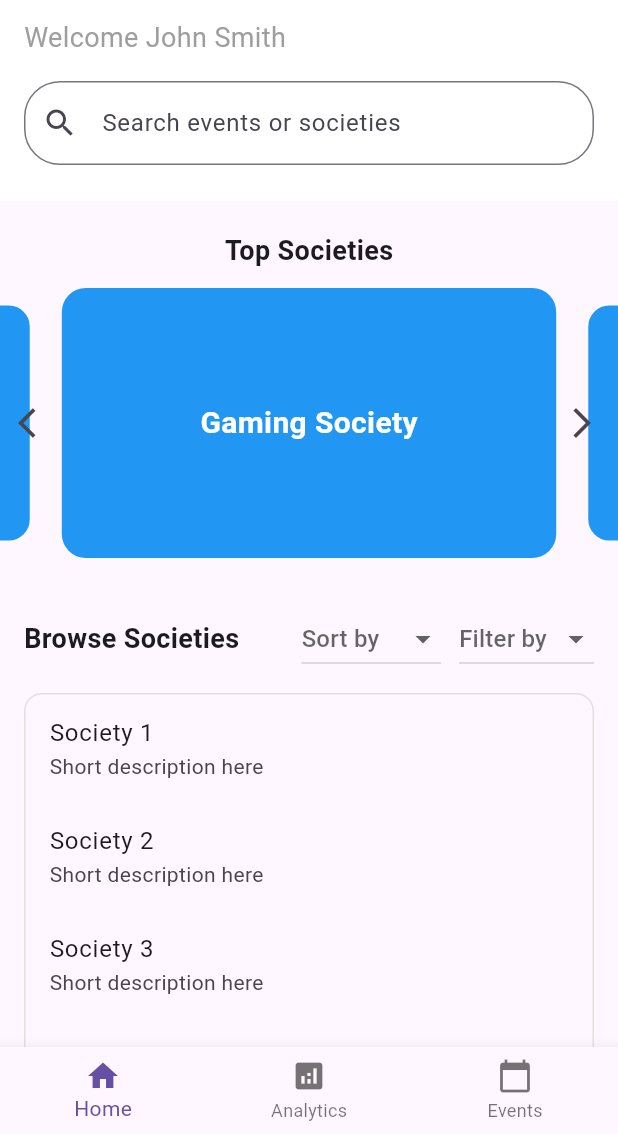
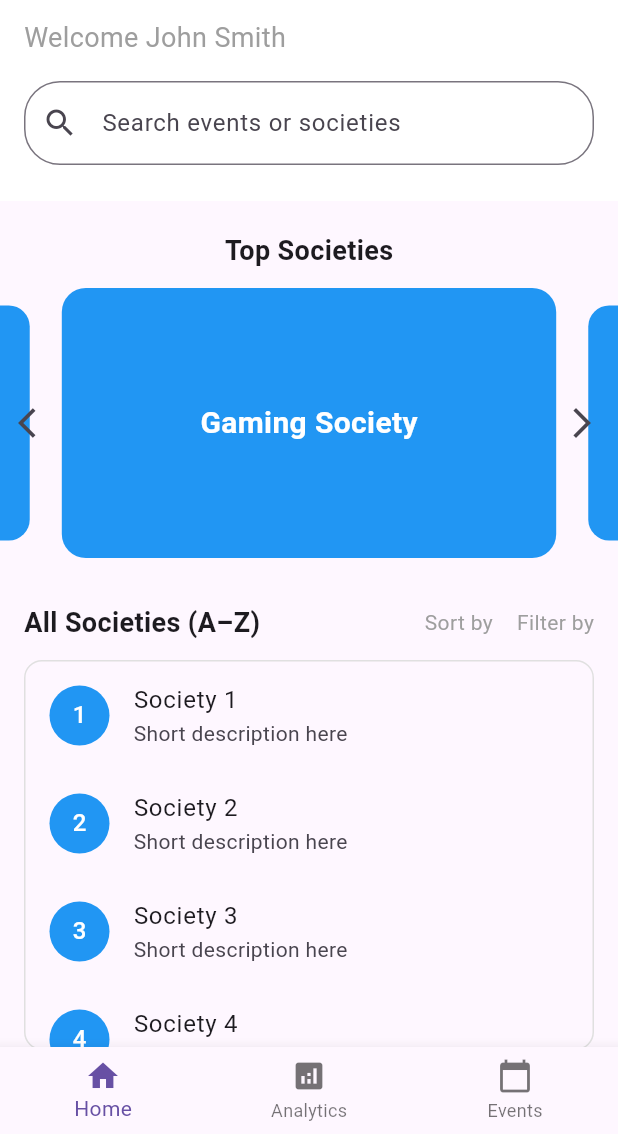
Before and after one commit to SETAP-UniSoc/UNIsoc, a Flutter app: the AdminHomepage screen opened directly, on a phone screen of 412 x 824 dp, the part 102-1236 px from its top. Run offline on Flutter 3.47's test engine with Material 3 defaults, Android fonts, the phone set to English and light mode, and no system bars; drawn by our look-alikes of carousel_slider; our stand-ins replace fl_chart, printing.

Commit message:
made changes to main by accident

```diff
--- a/lib/screens/admin/admin_hompage.dart
+++ b/lib/screens/admin/admin_hompage.dart
@@ -180,12 +180,14 @@ final CarouselSliderController _eventController = CarouselSliderController();
   return Padding(
     padding: const EdgeInsets.symmetric(horizontal: 16),
     child: Column(
+      crossAxisAlignment: CrossAxisAlignment.start,
       children: [
+        // Header row (MATCHES USER PAGE STYLE)
         Row(
           mainAxisAlignment: MainAxisAlignment.spaceBetween,
-            children: [
-              const Text(
-                "Browse Societies",
+          children: const [
+            Text(
+              'All Societies (A–Z)',
               style: TextStyle(
                 fontSize: 18,
                 fontWeight: FontWeight.w600,
@@ -193,46 +195,46 @@ final CarouselSliderController _eventController = CarouselSliderController();
             ),
             Row(
               children: [
-                  DropdownButton<String>(
-                    hint: const Text("Sort by"),
-                    items: const [
-                      DropdownMenuItem(
-                        value: "name",
-                        child: Text("Name"),
+                Text(
+                  'Sort by',
+                  style: TextStyle(
+                    fontSize: 14,
+                    color: Colors.grey,
                   ),
-                      DropdownMenuItem(
-                        value: "members",
-                        child: Text("Members"),
                 ),
-                    ],
-                    onChanged: (value) {},
+                SizedBox(width: 16),
+                Text(
+                  'Filter by',
+                  style: TextStyle(
+                    fontSize: 14,
+                    color: Colors.grey,
                   ),
-                  const SizedBox(width: 12),
-                  DropdownButton<String>(
-                    hint: const Text("Filter by"),
-                    items: const [
-                      DropdownMenuItem(
-                        value: "category",
-                        child: Text("Category"),
-                      ),
-                    ],
-                    onChanged: (value) {},
                 ),
               ],
             ),
           ],
         ),
+
         const SizedBox(height: 12),
+
+        // Scrollable box (ADMIN ONLY DIFFERENCE)
         Container(
           height: 260,
           decoration: BoxDecoration(
+            borderRadius: BorderRadius.circular(12),
             border: Border.all(color: Colors.grey.shade300),
-              borderRadius: BorderRadius.circular(12),
           ),
           child: ListView.builder(
             itemCount: 10,
             itemBuilder: (context, index) {
               return ListTile(
+                leading: CircleAvatar(
+                  backgroundColor: Colors.blue,
+                  child: Text(
+                    "${index + 1}",
+                    style: const TextStyle(color: Colors.white),
+                  ),
+                ),
                 title: Text("Society ${index + 1}"),
                 subtitle: const Text("Short description here"),
                 onTap: () {},
```
Lines whose indentation alone changed are shown as unchanged.
